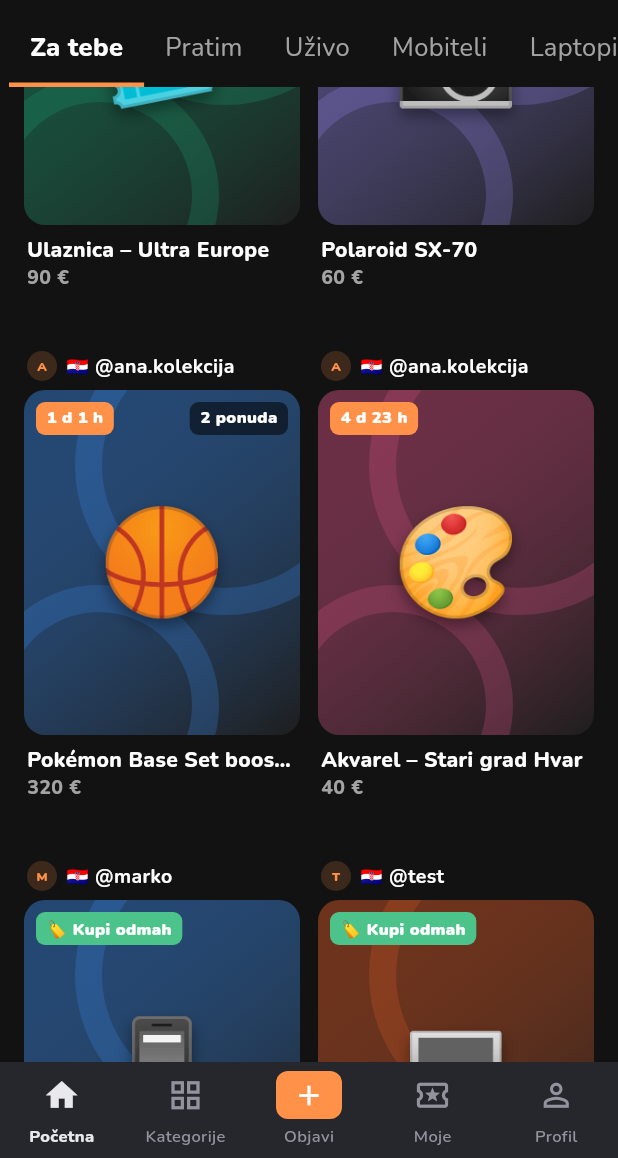
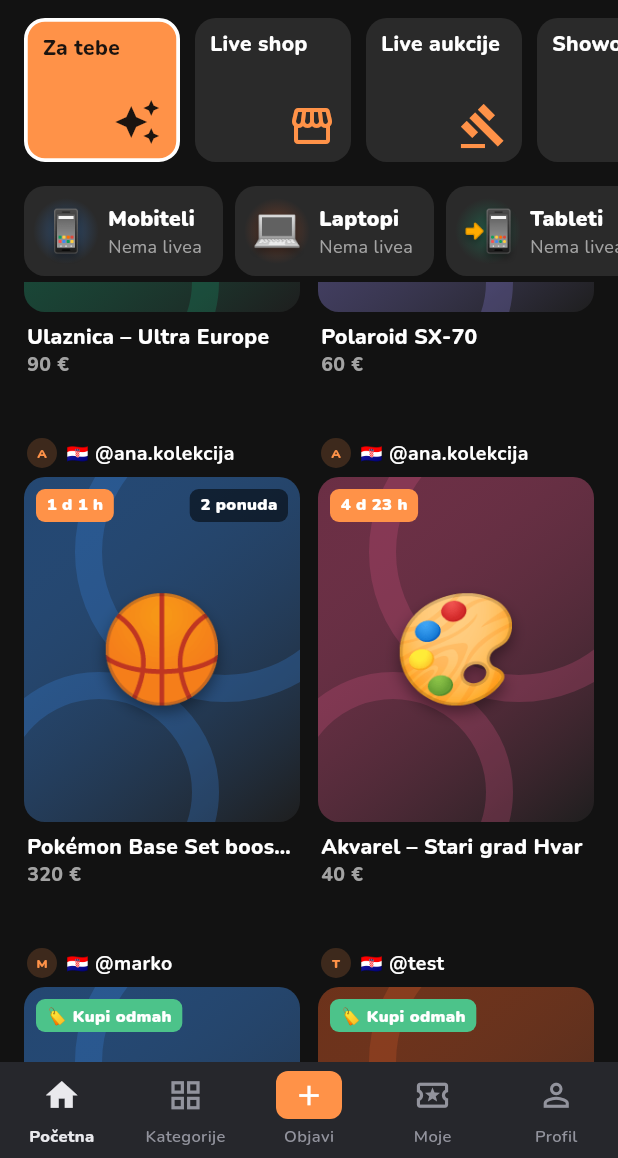
Before and after one commit to Karlo6546541/bot, a Flutter app: the screen it shows after launch, scrolled down 576 dp, after a tap on the "tune" icon, after a tap on "Za tebe", on a phone screen of 412 x 824 dp, the part 78-1236 px from its top. Run offline on Flutter 3.47's test engine with Material 3 defaults, Android fonts, the phone set to English and light mode, and no system bars; our stand-ins replace file_picker, flutter_riverpod, hive, hive_flutter, image_picker, qr_flutter and 3 more; missing offline and left inert: dart:js_interop, dart:ui_web, dart_webrtc, flutter_webrtc; accounts and stored records are empty.

Commit message:
Početna: veliki tabovi vrste (Za tebe, Live shop, Live aukcije, Showovi, Kupi odmah, Aukcije…), dolje kategorije koje filtriraju prikaz
Co-Authored-By: Claude Sonnet 5.5 <noreply@anthropic.com>
Claude-Session: https://claude.ai/code/session_01PBov6w7Hus1Rp49XeCqhPo

```diff
--- a/loop_app/lib/l10n/en.dart
+++ b/loop_app/lib/l10n/en.dart
@@ -2888,4 +2888,9 @@ const kEn = <String, String>{
   'Filter': 'Filter',
   '⬇️ Digitalno · preuzimanje odmah, bez dostave':
       '⬇️ Digital · instant download, no shipping',
+  'Live shop': 'Live shop',
+  'Showovi': 'Shows',
+  'Trenutno nema livea s predmetima za Kupi odmah.':
+      'No live shows with Buy now items right now.',
+  'Trenutno nema livea s aukcijama.': 'No live shows with auctions right now.',
 };
--- a/loop_app/lib/screens/live_home_screen.dart
+++ b/loop_app/lib/screens/live_home_screen.dart
@@ -12,6 +12,7 @@ import '../l10n/tr.dart';
 import '../widgets/user_avatar.dart';
 import '../models/app_user.dart';
 import '../models/device.dart';
+import '../models/live_show.dart';
 import '../widgets/browse_category_picker.dart';
 import '../providers/app_state.dart';
 import 'categories_screen.dart';
@@ -56,16 +57,13 @@ sealed class _Filter {
     _BuyNow() => 'buy',
     _Digital() => 'digital',
     _Following() => 'following',
-    _Category(:final category) => 'cat-${category.name}',
+    _LiveShop() => 'live-shop',
+    _LiveAuctions() => 'live-auctions',
   };
 
   static _Filter of(String id) => switch (id) {
-    _ when id.startsWith('cat-') =>
-      DeviceCategory.values
-              .where((c) => 'cat-${c.name}' == id)
-              .map<_Filter>(_Category.new)
-              .firstOrNull ??
-          const _ForYou(),
+    'live-shop' => const _LiveShop(),
+    'live-auctions' => const _LiveAuctions(),
     'live' => const _LiveOnly(),
     'soon' => const _Soon(),
     'timed' => const _Timed(),
@@ -105,10 +103,14 @@ class _Following extends _Filter {
   const _Following();
 }
 
-/// Glavna kategorija (tab na početnoj, kao Whatnot): liveovi te kategorije.
-class _Category extends _Filter {
-  const _Category(this.category);
-  final DeviceCategory category;
+/// Liveovi čiji prodavač ima predmete za Kupi odmah ("live shop").
+class _LiveShop extends _Filter {
+  const _LiveShop();
+}
+
+/// Liveovi s aukcijama.
+class _LiveAuctions extends _Filter {
+  const _LiveAuctions();
 }
 
 class _LiveHomeScreenState extends ConsumerState<LiveHomeScreen> {
@@ -181,6 +183,9 @@ class _LiveHomeScreenState extends ConsumerState<LiveHomeScreen> {
   bool _digitalOwned = false;
   bool _hideCheckout = false;
   DeviceCategory? _liveCategory;
+
+  /// Odabrana kategorija (traka ispod tabova): filtrira sve prikaze.
+  DeviceCategory? _cat;
   DeviceCategory? _auctionCategory;
 
   /// "Kako Subhasto radi" vidi se samo pri prvom otvaranju — odmah se bilježi
@@ -218,7 +223,10 @@ class _LiveHomeScreenState extends ConsumerState<LiveHomeScreen> {
     ref.watch(homeFilterProvider);
     final s = ref.watch(appProvider);
     final me = s.currentUserId ?? '';
-    final all = browseItems(s);
+    final all = [
+      for (final i in browseItems(s))
+        if (_cat == null || i.categories.contains(_cat)) i,
+    ];
     final allLive = all.where((i) => i.live?.isLive ?? false).toList();
     final live = allLive
         .where(
@@ -366,15 +374,6 @@ class _LiveHomeScreenState extends ConsumerState<LiveHomeScreen> {
             ),
           ),
         );
-        // Brzi izbor livea po kategoriji: pločice s brojem gledatelja.
-        slivers.add(
-          SliverToBoxAdapter(
-            child: _LiveCategoryStrip(
-              stats: _liveCategoryStats(s),
-              onSelect: (c) => _select(_Category(c)),
-            ),
-          ),
-        );
         if (liveNow.isNotEmpty) {
           slivers.add(head(t('Uživo sada')));
           slivers.add(grid('home-for-you-live', liveNow, t('Uživo')));
@@ -403,87 +402,54 @@ class _LiveHomeScreenState extends ConsumerState<LiveHomeScreen> {
             grid('home-for-you', rest.take(6).toList(), t('Za tebe')),
           );
         }
-      case _Category(:final category):
-        // Kategorija ostaje označena u traci, a ispod su njeni liveovi.
-        slivers.add(
-          SliverToBoxAdapter(
-            child: _LiveCategoryStrip(
-              stats: _liveCategoryStats(s, keep: category),
-              selected: category,
-              onSelect: (c) => c == category
-                  ? _select(const _ForYou())
-                  : _select(_Category(c)),
-            ),
-          ),
-        );
-        final inCat = [
-          for (final i in all)
-            if (i.categories.contains(category)) i,
-        ];
-        final catLive =
+      case _LiveShop():
+        final shops =
             [
-              for (final i in inCat)
-                if (i.live?.isLive ?? false) i,
+              for (final i in allLive)
+                if (s.listingsOf(i.show!.hostId).any((d) => !d.isDigital)) i,
             ]..sort(
               (a, b) => (b.live?.viewers ?? 0).compareTo(a.live?.viewers ?? 0),
             );
-        final catSoon = [
-          for (final i in inCat)
-            if (i.live?.isScheduled ?? false) i,
-        ];
-        final catRest = [
-          for (final i in inCat)
-            if (i.live == null) i,
-        ];
-        Widget head(String text) => SliverToBoxAdapter(
+        slivers.add(const SliverToBoxAdapter(child: SizedBox(height: 12)));
+        slivers.add(
+          shops.isEmpty
+              ? SliverToBoxAdapter(
                   child: Padding(
-            padding: const EdgeInsets.fromLTRB(16, 12, 16, 10),
-            child: Text(
-              text,
-              style: const TextStyle(fontSize: 20, fontWeight: FontWeight.w900),
-            ),
-          ),
-        );
-        if (catLive.isNotEmpty) {
-          slivers.add(head(t('Uživo sada')));
-          slivers.add(grid('home-cat-live-grid', catLive, category.label));
-        } else {
-          slivers.add(
-            SliverToBoxAdapter(
-              child: Padding(
-                key: const ValueKey('home-category-no-live'),
-                padding: const EdgeInsets.fromLTRB(16, 12, 16, 4),
-                child: Text(
-                  t('Trenutno nema livea u ovoj kategoriji.'),
-                  style: TextStyle(color: LoopColors.textSecondary),
-                ),
-              ),
-            ),
-          );
-        }
-        if (catSoon.isNotEmpty) {
-          slivers.add(head(t('Uskoro uživo')));
-          slivers.add(grid('home-cat-soon-grid', catSoon, category.label));
-        }
-        if (catRest.isNotEmpty) {
-          slivers.add(head(t('Aukcije i ponude')));
-          slivers.add(grid('home-cat-rest-grid', catRest, category.label));
-        }
-        if (inCat.isEmpty) {
-          slivers.add(
-            SliverToBoxAdapter(
-              child: Padding(
-                key: const ValueKey('home-category-empty'),
+                    key: const ValueKey('home-live-shop-empty'),
                     padding: const EdgeInsets.all(24),
                     child: Text(
-                  t('U ovoj kategoriji trenutno nema showova ni predmeta.'),
+                      t('Trenutno nema livea s predmetima za Kupi odmah.'),
                       textAlign: TextAlign.center,
                       style: TextStyle(color: LoopColors.textSecondary),
                     ),
                   ),
+                )
+              : grid('home-live-shop', shops, t('Live shop')),
+        );
+      case _LiveAuctions():
+        final aucLives =
+            [
+              for (final i in allLive)
+                if (i.show!.lots.any((l) => l.mode == LotMode.auction)) i,
+            ]..sort(
+              (a, b) => (b.live?.viewers ?? 0).compareTo(a.live?.viewers ?? 0),
+            );
+        slivers.add(const SliverToBoxAdapter(child: SizedBox(height: 12)));
+        slivers.add(
+          aucLives.isEmpty
+              ? SliverToBoxAdapter(
+                  child: Padding(
+                    key: const ValueKey('home-live-auctions-empty'),
+                    padding: const EdgeInsets.all(24),
+                    child: Text(
+                      t('Trenutno nema livea s aukcijama.'),
+                      textAlign: TextAlign.center,
+                      style: TextStyle(color: LoopColors.textSecondary),
                     ),
+                  ),
+                )
+              : grid('home-live-auctions', aucLives, t('Live aukcije')),
         );
-        }
       case _Timed():
         slivers.add(
           SliverToBoxAdapter(
@@ -875,7 +841,12 @@ class _LiveHomeScreenState extends ConsumerState<LiveHomeScreen> {
           selected: _filter.id,
           onSelect: (f) => _select(f),
           onCategories: () => CategoriesScreen.open(context),
-          categories: _mainCategories(s),
+        ),
+        // Dolje kategorije: odabrana ostaje označena i filtrira prikaz.
+        _LiveCategoryStrip(
+          stats: _liveCategoryStats(s, keep: _cat),
+          selected: _cat,
+          onSelect: (c) => setState(() => _cat = _cat == c ? null : c),
         ),
         Expanded(
           child: GestureDetector(
@@ -1182,20 +1153,15 @@ class _FollowingRow extends StatelessWidget {
   }
 }
 
-/// Whatnot: vodoravni red velikih pločica (Za tebe, Pratim, Uživo…).
-/// Vodoravni tekstualni tabovi (kao Whatnot): aktivni je podebljan i
-/// podcrtan, ostali sivi. Zamjenjuje velike pločice.
+/// Vodoravni red velikih pločica vrste prikaza (kao Whatnot): Za tebe,
+/// Live shop, Live aukcije, Showovi, Kupi odmah, Aukcije… Odabrana je
+/// u boji akcenta s bijelim okvirom.
 class _TileRow extends StatelessWidget {
   const _TileRow({
     required this.selected,
     required this.onSelect,
     required this.onCategories,
-    this.categories = const [],
   });
-
-  /// Glavne kategorije kao tabovi (kao Whatnot: For You, Following, pa
-  /// kategorije).
-  final List<DeviceCategory> categories;
 
   final String selected;
   final void Function(_Filter) onSelect;
@@ -1203,34 +1169,55 @@ class _TileRow extends StatelessWidget {
 
   @override
   Widget build(BuildContext context) {
-    Widget tab({
+    Widget tile({
       required String id,
       required String label,
+      required IconData icon,
       required VoidCallback onTap,
       Key? key,
     }) {
       final on = selected == id;
-      return InkWell(
+      return Padding(
+        padding: const EdgeInsets.only(right: 10),
+        child: InkWell(
           key: key ?? ValueKey('tile-$id'),
+          borderRadius: BorderRadius.circular(14),
           onTap: onTap,
           child: Container(
-          constraints: const BoxConstraints(minHeight: 48),
-          padding: const EdgeInsets.symmetric(horizontal: 14),
-          alignment: Alignment.center,
+            width: 104,
+            height: 96,
+            padding: const EdgeInsets.fromLTRB(10, 10, 10, 8),
             decoration: BoxDecoration(
-            border: Border(
-              bottom: BorderSide(
-                color: on ? LoopColors.accent : Colors.transparent,
-                width: 3,
+              color: on ? LoopColors.accent : LoopColors.surfaceHover,
+              borderRadius: BorderRadius.circular(14),
+              border: on
+                  ? Border.all(color: LoopColors.textPrimary, width: 2.5)
+                  : null,
+            ),
+            child: Column(
+              crossAxisAlignment: CrossAxisAlignment.start,
+              children: [
+                Text(
+                  label,
+                  maxLines: 2,
+                  overflow: TextOverflow.ellipsis,
+                  style: TextStyle(
+                    fontWeight: FontWeight.w800,
+                    fontSize: 14,
+                    height: 1.1,
+                    color: on ? LoopColors.onAccent : LoopColors.textPrimary,
                   ),
                 ),
+                const Spacer(),
+                Align(
+                  alignment: Alignment.bottomRight,
+                  child: Icon(
+                    icon,
+                    size: 32,
+                    color: on ? LoopColors.onAccent : LoopColors.accent,
                   ),
-          child: Text(
-            label,
-            style: TextStyle(
-              fontSize: 17,
-              fontWeight: on ? FontWeight.w800 : FontWeight.w500,
-              color: on ? LoopColors.textPrimary : LoopColors.textSecondary,
+                ),
+              ],
             ),
           ),
         ),
@@ -1238,60 +1225,77 @@ class _TileRow extends StatelessWidget {
     }
 
     return SizedBox(
-      height: 50,
+      height: 108,
       child: ListView(
         key: const ValueKey('home-tiles'),
         scrollDirection: Axis.horizontal,
-        padding: const EdgeInsets.symmetric(horizontal: 6),
+        padding: const EdgeInsets.fromLTRB(16, 4, 6, 8),
         children: [
-          tab(
+          tile(
             id: 'for-you',
             key: const ValueKey('home-cat-for-you'),
             label: t('Za tebe'),
+            icon: Icons.auto_awesome,
             onTap: () => onSelect(const _ForYou()),
           ),
-          tab(
+          tile(
+            id: 'live-shop',
+            label: t('Live shop'),
+            icon: Icons.storefront_outlined,
+            onTap: () => onSelect(const _LiveShop()),
+          ),
+          tile(
+            id: 'live-auctions',
+            label: t('Live aukcije'),
+            icon: Icons.gavel,
+            onTap: () => onSelect(const _LiveAuctions()),
+          ),
+          tile(
+            id: 'live',
+            key: const ValueKey('home-cat-live'),
+            label: t('Showovi'),
+            icon: Icons.videocam,
+            onTap: () => onSelect(const _LiveOnly()),
+          ),
+          if (kBuyNowEnabled)
+            tile(
+              id: 'buy',
+              label: t('Kupi odmah'),
+              icon: Icons.shopping_bag_outlined,
+              onTap: () => onSelect(const _BuyNow()),
+            ),
+          tile(
+            id: 'timed',
+            label: t('Aukcije'),
+            icon: Icons.timer_outlined,
+            onTap: () => onSelect(const _Timed()),
+          ),
+          tile(
             id: 'following',
             key: const ValueKey('home-cat-following'),
             label: t('Pratim'),
+            icon: Icons.favorite_border,
             onTap: () => onSelect(const _Following()),
           ),
-          tab(
-            id: 'live',
-            key: const ValueKey('home-cat-live'),
-            label: t('Uživo'),
-            onTap: () => onSelect(const _LiveOnly()),
-          ),
-          for (final c in categories)
-            tab(
-              id: 'cat-${c.name}',
-              key: ValueKey('home-tab-cat-${c.name}'),
-              label: c.label,
-              onTap: () => onSelect(_Category(c)),
-            ),
-          tab(
-            id: 'timed',
-            label: t('Aukcije'),
-            onTap: () => onSelect(const _Timed()),
-          ),
           if (kBuyNowEnabled)
-            tab(
-              id: 'buy',
-              label: t('Kupi odmah'),
-              onTap: () => onSelect(const _BuyNow()),
-            ),
-          if (kBuyNowEnabled)
-            tab(
+            tile(
               id: 'digital',
               label: t('Digitalno'),
+              icon: Icons.download_for_offline_outlined,
               onTap: () => onSelect(const _Digital()),
             ),
-          tab(
+          tile(
             id: 'soon',
             label: t('Uskoro'),
+            icon: Icons.event_outlined,
             onTap: () => onSelect(const _Soon()),
           ),
-          tab(id: 'categories', label: t('Kategorije'), onTap: onCategories),
+          tile(
+            id: 'categories',
+            label: t('Kategorije'),
+            icon: Icons.grid_view_rounded,
+            onTap: onCategories,
+          ),
         ],
       ),
     );
```
Also changed, not shown: 1 other file. Lines whose indentation alone changed are shown as unchanged.
